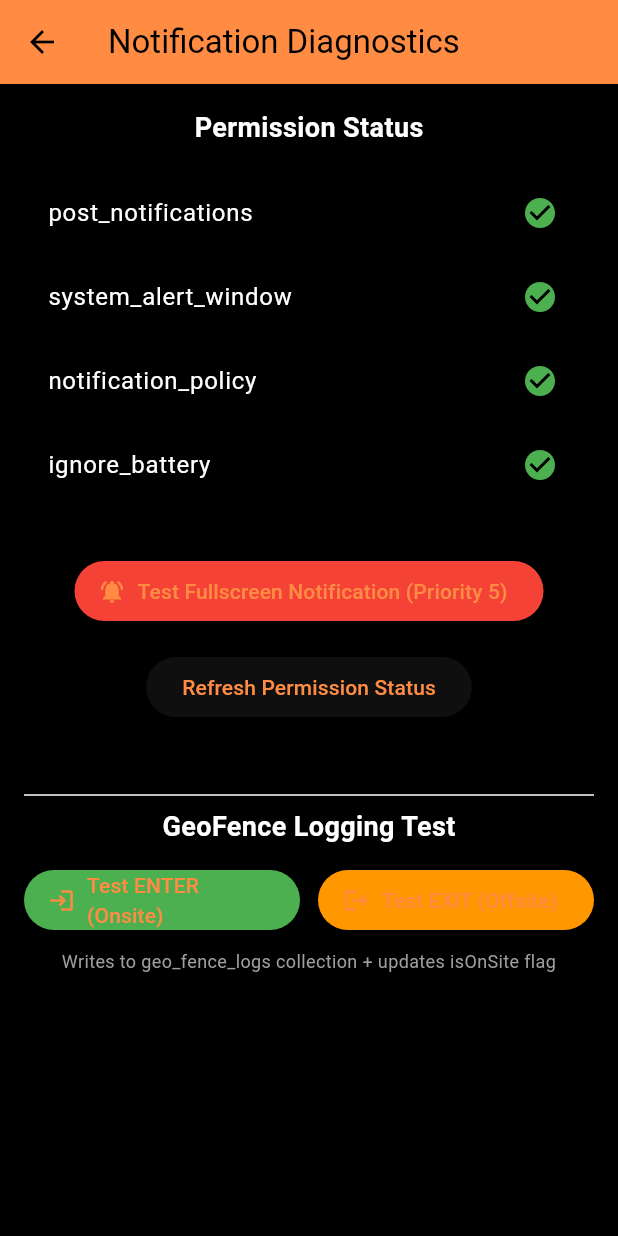
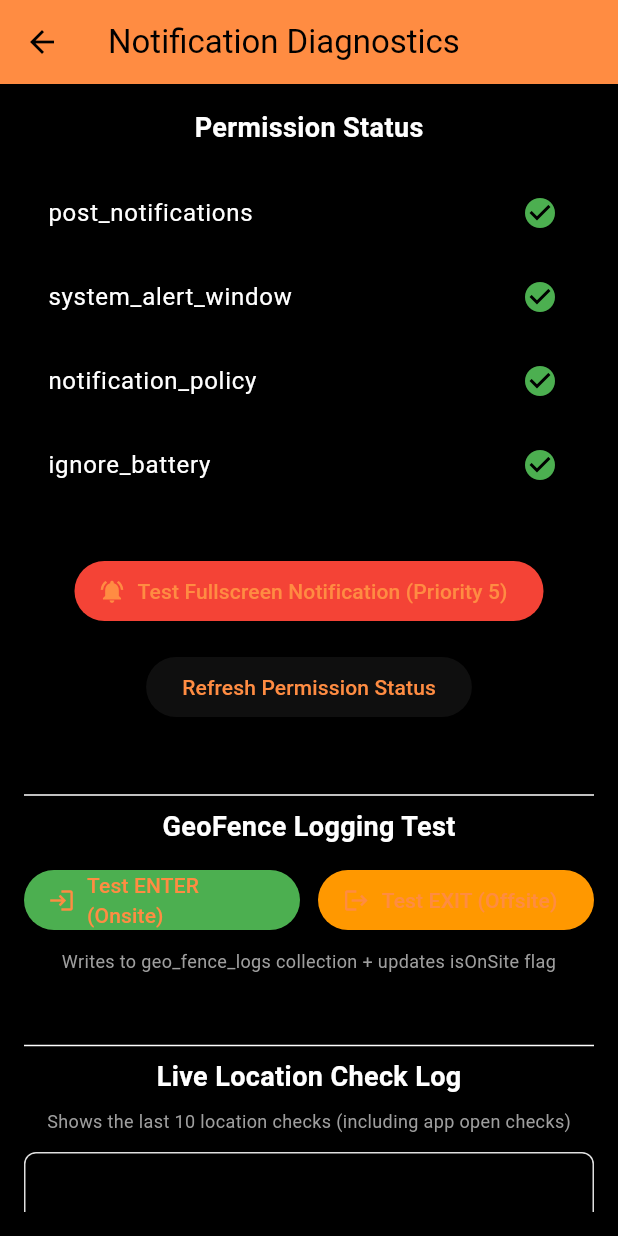
Before and after one commit to Treg-hub/CTPJob_Cards, a Flutter app: the NotificationDiagnosticsScreen screen opened directly, on a phone screen of 412 x 824 dp. Run offline on Flutter 3.47's test engine with Material 3 defaults, Android fonts, the phone set to English and light mode, and no system bars; our stand-ins replace cached_network_image, cloud_firestore, cloud_functions, connectivity_plus, csv, file_picker and 18 more; missing offline and left inert: android_intent_plus; accounts and stored records are empty.

Commit message:
modified:   lib/services/notification_service.dart

```diff
--- a/lib/main.dart
+++ b/lib/main.dart
@@ -18,6 +18,7 @@ import 'services/update_service.dart';
 import 'theme/app_theme.dart';
 import 'package:flutter/services.dart';
 import 'package:flutter_local_notifications/flutter_local_notifications.dart';
+import 'services/location_service.dart';
 
 Employee? currentEmployee;
 
@@ -97,6 +98,11 @@ void main() async {
       if (clockNo != null) {
         try {
           currentEmployee = await firestoreService.getEmployee(clockNo);
+
+          // NEW: Run low-cost location check on app start
+          if (currentEmployee != null) {
+            LocationService().checkLocationOnAppOpen();
+          }
         } catch (e) {
           currentEmployee = null;
         }
--- a/lib/screens/manager_dashboard_screen.dart
+++ b/lib/screens/manager_dashboard_screen.dart
@@ -148,7 +148,7 @@ class _ManagerDashboardScreenState extends State<ManagerDashboardScreen> {
         title: const Text('Key Performance Indicators', style: TextStyle(fontWeight: FontWeight.bold)),
         children: [
           Padding(
-            padding: const EdgeInsets.all(12),
+            padding: const EdgeInsets.fromLTRB(12, 0, 12, 16), // ← Added bottom padding
             child: LayoutBuilder(
               builder: (context, constraints) {
                 final crossAxisCount = constraints.maxWidth < 600 ? 3 : 6;
@@ -156,7 +156,7 @@ class _ManagerDashboardScreenState extends State<ManagerDashboardScreen> {
                   crossAxisCount: crossAxisCount,
                   shrinkWrap: true,
                   physics: const NeverScrollableScrollPhysics(),
-                  childAspectRatio: 1.3,
+                  childAspectRatio: 1.25,                    // ← Changed from 1.3 to 1.25
                   mainAxisSpacing: 8,
                   crossAxisSpacing: 8,
                   children: [
--- a/lib/screens/notification_diagnostics_screen.dart
+++ b/lib/screens/notification_diagnostics_screen.dart
@@ -12,6 +12,7 @@ class NotificationDiagnosticsScreen extends StatefulWidget {
 class _NotificationDiagnosticsScreenState extends State<NotificationDiagnosticsScreen> {
   Map<String, bool> _permissions = {};
   bool _isLoading = false;
+  final List<String> _locationLogs = [];
 
   @override
   void initState() {
@@ -54,12 +55,20 @@ class _NotificationDiagnosticsScreenState extends State<NotificationDiagnosticsS
     );
   }
 
+  void _addLocationLog(String message) {
+    setState(() {
+      _locationLogs.insert(0, "${DateTime.now().toLocal().toString().substring(11, 19)} - $message");
+      if (_locationLogs.length > 10) _locationLogs.removeLast();
+    });
+  }
+
   @override
   Widget build(BuildContext context) {
     return Scaffold(
       appBar: AppBar(title: const Text("Notification Diagnostics")),
       body: Padding(
         padding: const EdgeInsets.all(16),
+        child: SingleChildScrollView(
           child: Column(
             children: [
               const Text("Permission Status", style: TextStyle(fontSize: 18, fontWeight: FontWeight.bold)),
@@ -117,7 +126,38 @@ class _NotificationDiagnosticsScreenState extends State<NotificationDiagnosticsS
                 style: TextStyle(fontSize: 12, color: Colors.grey),
                 textAlign: TextAlign.center,
               ),
+              const SizedBox(height: 40),
+              const Divider(),
+              const Text("Live Location Check Log", style: TextStyle(fontSize: 18, fontWeight: FontWeight.bold)),
+              const SizedBox(height: 8),
+              const Text(
+                "Shows the last 10 location checks (including app open checks)",
+                style: TextStyle(fontSize: 12, color: Colors.grey),
+              ),
+              const SizedBox(height: 12),
+              Container(
+                height: 200,
+                decoration: BoxDecoration(
+                  border: Border.all(color: Colors.grey.shade300),
+                  borderRadius: BorderRadius.circular(8),
+                ),
+                child: _locationLogs.isEmpty
+                    ? const Center(child: Text("No location checks yet"))
+                    : ListView.builder(
+                        itemCount: _locationLogs.length,
+                        itemBuilder: (context, index) {
+                          return Padding(
+                            padding: const EdgeInsets.symmetric(horizontal: 12, vertical: 6),
+                            child: Text(
+                              _locationLogs[index],
+                              style: const TextStyle(fontFamily: 'monospace', fontSize: 13),
+                            ),
+                          );
+                        },
+                      ),
+              ),
             ],
+          ),
         ),
       ),
     );
```
Also changed, not shown: lib/screens/view_job_cards_screen.dart (+11 -3 lines), lib/services/location_service.dart (+51 -39 lines), ManagerDashboardScreen.txt (renamed from lib/screens/ManagerDashboardScreen.dart), 1 other file. Lines whose indentation alone changed are shown as unchanged.
